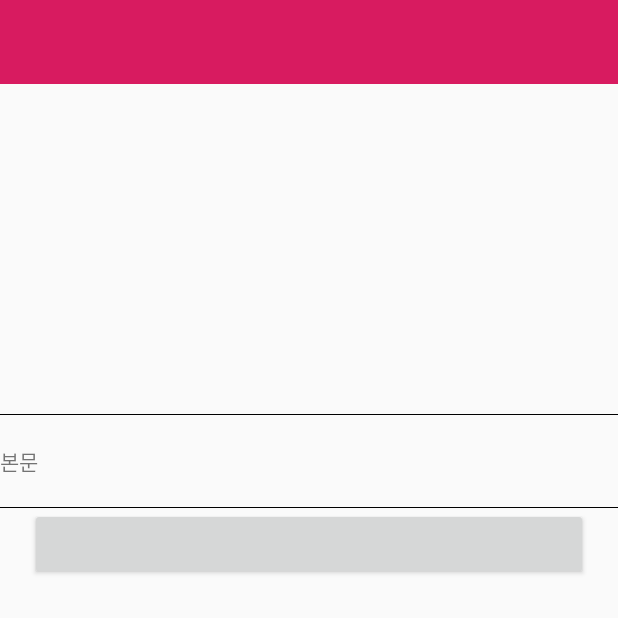
After one commit to Gongkookmin/Gongkookmin, an Android app: the ArticleActivity screen opened directly, with no data from a screen before it, on a phone screen of 412 x 824 dp, the top half of it. The commit adds this screen. Run offline under Robolectric (Android 15) with nearby library versions, the phone set to English and light mode, and no system bars.

Commit message:
Add ArticleActivity PictureListViewAdapter 모드 분기

```diff
--- /dev/null
+++ b/app/src/main/java/com/example/gongkookmin/ArticleActivity.java
@@ -0,0 +1,13 @@
+package com.example.gongkookmin;
+
+import android.support.v7.app.AppCompatActivity;
+import android.os.Bundle;
+
+public class ArticleActivity extends AppCompatActivity {
+
+    @Override
+    protected void onCreate(Bundle savedInstanceState) {
+        super.onCreate(savedInstanceState);
+        setContentView(R.layout.activity_article);
+    }
+}
--- a/app/src/main/java/com/example/gongkookmin/PostActivity.java
+++ b/app/src/main/java/com/example/gongkookmin/PostActivity.java
@@ -57,7 +57,7 @@ public class PostActivity extends AppCompatActivity {
     }
 
     public void initPictureListView(){
-        final PictureListViewAdapter adapter = new PictureListViewAdapter(getApplicationContext(),pictureList);
+        final PictureListViewAdapter adapter = new PictureListViewAdapter(getApplicationContext(),pictureList, PictureListViewAdapter.EDIT_MODE);
         btnAddPicture = findViewById(R.id.btn_addPicture);
         pictureListView = findViewById(R.id.pictureListView);
         pictureListView.setLayoutManager(new LinearLayoutManager(this, LinearLayoutManager.HORIZONTAL, false));
--- /dev/null
+++ b/app/src/main/res/layout/activity_article.xml
@@ -0,0 +1,44 @@
+<?xml version="1.0" encoding="utf-8"?>
+<LinearLayout xmlns:android="http://schemas.android.com/apk/res/android"
+    xmlns:app="http://schemas.android.com/apk/res-auto"
+    xmlns:tools="http://schemas.android.com/tools"
+    android:layout_width="match_parent"
+    android:layout_height="match_parent"
+    android:orientation="vertical"
+    tools:context=".ArticleActivity">
+
+    <android.support.v7.widget.Toolbar
+        android:background="@color/colorAccent"
+        android:id="@+id/toolbar_article"
+        android:layout_width="match_parent"
+        android:layout_height="?attr/actionBarSize"/>
+
+    <android.support.v7.widget.RecyclerView
+        android:layout_marginTop="10dp"
+        android:layout_marginBottom="10dp"
+        android:layout_width="match_parent"
+        android:layout_height="200dp"
+        android:scrollbars="horizontal"
+        android:id="@+id/pictureViewerListView"
+        />
+    <View
+        android:background="#000000"
+        android:layout_width="match_parent"
+        android:layout_height="1px"/>
+    <TextView
+        android:layout_marginTop="20dp"
+        android:layout_marginBottom="20dp"
+        android:layout_width="match_parent"
+        android:layout_height="wrap_content"
+        android:text="본문"
+        />
+    <View
+        android:background="#000000"
+        android:layout_width="wrap_content"
+        android:layout_height="1px"/>
+    <Button
+        android:layout_marginRight="20dp"
+        android:layout_marginLeft="20dp"
+        android:layout_width="match_parent"
+        android:layout_height="wrap_content"/>
+</LinearLayout>
```
Also changed, not shown: app/src/main/AndroidManifest.xml (+6 -4 lines), app/src/main/java/com/example/gongkookmin/PictureListViewAdapter.java (+28 -11 lines), app/src/main/res/layout/activity_post.xml (+15 -1 lines), app/src/main/res/layout/activity_search.xml (+7 -0 lines).
